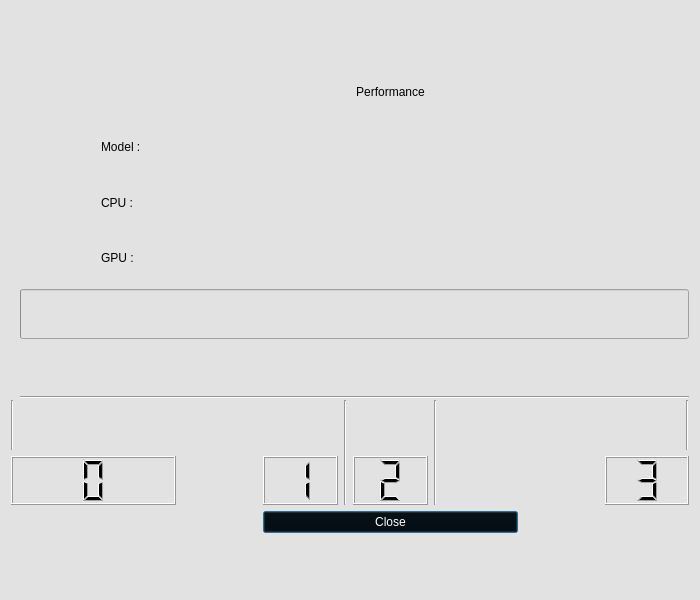
The window that apps/cloud_inference/client_app/inference_panel.ui (japarada/MIVisionX) describes before a commit, drawn with Qt 5.
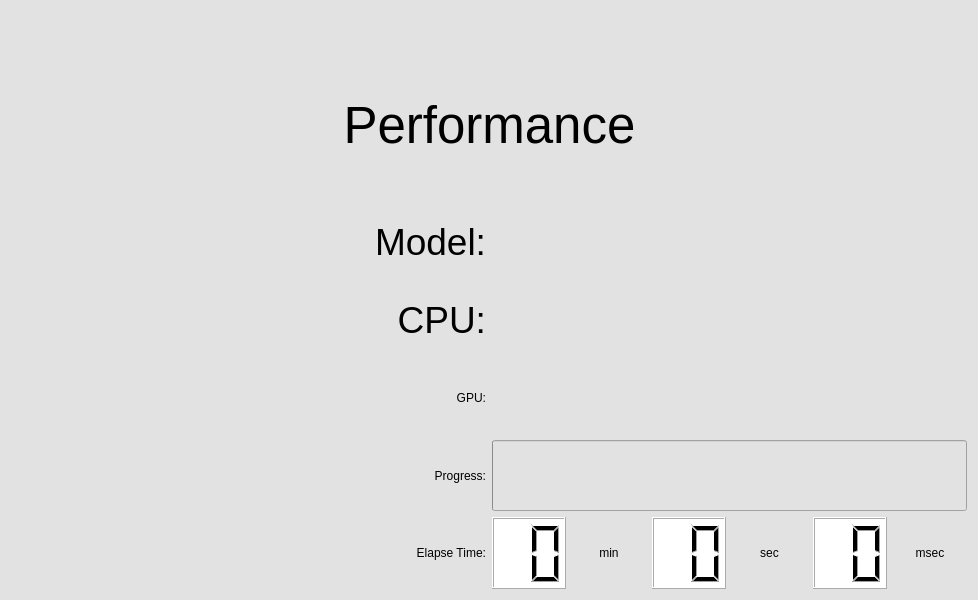
The same window after the commit. Icons and pictures are not drawn.

What changed in the file:
```diff
--- a/apps/cloud_inference/client_app/inference_panel.ui
+++ b/apps/cloud_inference/client_app/inference_panel.ui
@@ -6,7 +6,7 @@
    <rect>
     <x>0</x>
     <y>0</y>
-    <width>700</width>
+    <width>978</width>
     <height>600</height>
    </rect>
   </property>
@@ -16,64 +16,22 @@
   <property name="styleSheet">
    <string notr="true">background-color: rgb(226, 226, 226);</string>
   </property>
-  <layout class="QGridLayout" name="gridLayout_2">
-   <item row="2" column="4" colspan="8">
-    <widget class="QLabel" name="modelName_label">
+  <layout class="QGridLayout" name="gridLayout">
+   <item row="11" column="0" colspan="2">
+    <widget class="QLabel" name="ElapsedTime_label">
      <property name="styleSheet">
-      <string notr="true">color: rgb(170, 0, 0);
-font: 75 28pt &quot;Ubuntu&quot;;</string>
-     </property>
-     <property name="text">
-      <string/>
-     </property>
-    </widget>
-   </item>
-   <item row="4" column="2" colspan="2">
-    <widget class="QLabel" name="NGPU_label">
-     <property name="styleSheet">
       <string notr="true">color: rgb(0, 0, 0);
 font: 75 28pt &quot;Ubuntu&quot;;</string>
      </property>
      <property name="text">
-      <string>GPU :</string>
+      <string>Elapse Time:</string>
      </property>
-    </widget>
-   </item>
-   <item row="7" column="11">
-    <widget class="Line" name="line_5">
-     <property name="styleSheet">
-      <string notr="true">color: rgb(0, 0, 0);</string>
+     <property name="alignment">
+      <set>Qt::AlignRight|Qt::AlignTrailing|Qt::AlignVCenter</set>
      </property>
-     <property name="orientation">
-      <enum>Qt::Vertical</enum>
-     </property>
     </widget>
    </item>
-   <item row="8" column="0" colspan="3">
-    <widget class="QLCDNumber" name="lcdNumber_0">
-     <property name="styleSheet">
-      <string notr="true">color: rgb(0, 0, 0);</string>
-     </property>
-     <property name="frameShadow">
-      <enum>QFrame::Raised</enum>
-     </property>
-     <property name="digitCount">
-      <number>1</number>
-     </property>
-    </widget>
-   </item>
-   <item row="6" column="1" rowspan="2" colspan="11">
-    <widget class="Line" name="line">
-     <property name="styleSheet">
-      <string notr="true">color: rgb(0, 0, 0);
-</string>
-     </property>
-     <property name="orientation">
-      <enum>Qt::Horizontal</enum>
-     </property>
-    </widget>
-   </item>
-   <item row="4" column="6" colspan="6">
+   <item row="8" column="2">
     <widget class="QLabel" name="GPUName_label">
      <property name="styleSheet">
       <string notr="true">color: rgb(170, 0, 0);
@@ -84,8 +42,141 @@
      </property>
     </widget>
    </item>
-   <item row="1" column="3" colspan="7">
+   <item row="11" column="2" colspan="2">
+    <layout class="QHBoxLayout" name="horizontalLayout">
+     <item>
+      <widget class="QLCDNumber" name="mLCDNumber">
+       <property name="sizePolicy">
+        <sizepolicy hsizetype="Preferred" vsizetype="Preferred">
+         <horstretch>0</horstretch>
+         <verstretch>0</verstretch>
+        </sizepolicy>
+       </property>
+       <property name="maximumSize">
+        <size>
+         <width>75</width>
+         <height>80</height>
+        </size>
+       </property>
+       <property name="styleSheet">
+        <string notr="true">background-color: rgb(255, 255, 255);
+color: rgb(0, 0, 0);</string>
+       </property>
+       <property name="smallDecimalPoint">
+        <bool>false</bool>
+       </property>
+       <property name="digitCount">
+        <number>2</number>
+       </property>
+      </widget>
+     </item>
+     <item>
+      <widget class="QLabel" name="min_label">
+       <property name="styleSheet">
+        <string notr="true">color: rgb(0, 0, 0);
+font: 75 28pt &quot;Ubuntu&quot;;</string>
+       </property>
+       <property name="text">
+        <string>min</string>
+       </property>
+       <property name="alignment">
+        <set>Qt::AlignCenter</set>
+       </property>
+      </widget>
+     </item>
+     <item>
+      <widget class="QLCDNumber" name="sLCDNumber">
+       <property name="sizePolicy">
+        <sizepolicy hsizetype="Preferred" vsizetype="Preferred">
+         <horstretch>0</horstretch>
+         <verstretch>0</verstretch>
+        </sizepolicy>
+       </property>
+       <property name="maximumSize">
+        <size>
+         <width>75</width>
+         <height>80</height>
+        </size>
+       </property>
+       <property name="styleSheet">
+        <string notr="true">background-color: rgb(255, 255, 255);
+color: rgb(0, 0, 0);</string>
+       </property>
+       <property name="smallDecimalPoint">
+        <bool>false</bool>
+       </property>
+       <property name="digitCount">
+        <number>2</number>
+       </property>
+      </widget>
+     </item>
+     <item>
+      <widget class="QLabel" name="sec_label">
+       <property name="styleSheet">
+        <string notr="true">color: rgb(0, 0, 0);
+font: 75 28pt &quot;Ubuntu&quot;;</string>
+       </property>
+       <property name="text">
+        <string>sec</string>
+       </property>
+       <property name="alignment">
+        <set>Qt::AlignCenter</set>
+       </property>
+      </widget>
+     </item>
+     <item>
+      <widget class="QLCDNumber" name="msLCDNumber">
+       <property name="sizePolicy">
+        <sizepolicy hsizetype="Preferred" vsizetype="Preferred">
+         <horstretch>0</horstretch>
+         <verstretch>0</verstretch>
+        </sizepolicy>
+       </property>
+       <property name="maximumSize">
+        <size>
+         <width>75</width>
+         <height>80</height>
+        </size>
+       </property>
+       <property name="styleSheet">
+        <string notr="true">background-color: rgb(255, 255, 255);
+color: rgb(0, 0, 0);</string>
+       </property>
+       <property name="smallDecimalPoint">
+        <bool>false</bool>
+       </property>
+       <property name="digitCount">
+        <number>2</number>
+       </property>
+      </widget>
+     </item>
+     <item>
+      <widget class="QLabel" name="msec_label">
+       <property name="styleSheet">
+        <string notr="true">color: rgb(0, 0, 0);
+font: 75 28pt &quot;Ubuntu&quot;;</string>
+       </property>
+       <property name="text">
+        <string>msec</string>
+       </property>
+       <property name="alignment">
+        <set>Qt::AlignCenter</set>
+       </property>
+      </widget>
+     </item>
+    </layout>
+   </item>
+   <item row="1" column="1" colspan="2">
     <widget class="QLabel" name="header_label">
+     <property name="font">
+      <font>
+       <family>Ubuntu</family>
+       <pointsize>38</pointsize>
+       <weight>9</weight>
+       <italic>false</italic>
+       <bold>false</bold>
+      </font>
+     </property>
      <property name="styleSheet">
       <string notr="true">color: rgb(0, 0, 0);
 font: 75 38pt &quot;Ubuntu&quot;;</string>
@@ -98,56 +189,84 @@
      </property>
     </widget>
    </item>
-   <item row="8" column="4">
-    <widget class="QLCDNumber" name="lcdNumber_1">
-     <property name="styleSheet">
-      <string notr="true">color: rgb(0, 0, 0);</string>
-     </property>
-     <property name="digitCount">
-      <number>1</number>
-     </property>
-     <property name="intValue" stdset="0">
-      <number>1</number>
-     </property>
-    </widget>
-   </item>
-   <item row="2" column="2" colspan="2">
-    <widget class="QLabel" name="Model_label">
-     <property name="styleSheet">
-      <string notr="true">color: rgb(0, 0, 0);
-font: 75 28pt &quot;Ubuntu&quot;;</string>
-     </property>
-     <property name="text">
-      <string>Model :</string>
-     </property>
-    </widget>
-   </item>
-   <item row="9" column="4" colspan="5">
-    <layout class="QGridLayout" name="gridLayout">
-     <item row="0" column="0">
-      <widget class="QPushButton" name="close_pushButton">
-       <property name="styleSheet">
-        <string notr="true">background-color: rgb(0, 0, 0);
-color: rgb(255, 255, 255);</string>
+   <item row="0" column="0" colspan="4">
+    <layout class="QHBoxLayout" name="horizontalLayout_4">
+     <item>
+      <widget class="QLabel" name="label">
+       <property name="sizePolicy">
+        <sizepolicy hsizetype="Minimum" vsizetype="Minimum">
+         <horstretch>0</horstretch>
+         <verstretch>0</verstretch>
+        </sizepolicy>
        </property>
        <property name="text">
-        <string>Close</string>
+        <string/>
+       </property>
+       <property name="pixmap">
+        <pixmap resource="resources.qrc">:/images/AMD Radeon Instinct.png</pixmap>
+       </property>
+       <property name="alignment">
+        <set>Qt::AlignCenter</set>
+       </property>
+      </widget>
+     </item>
+     <item>
+      <widget class="QLabel" name="label_2">
+       <property name="sizePolicy">
+        <sizepolicy hsizetype="Minimum" vsizetype="Minimum">
+         <horstretch>0</horstretch>
+         <verstretch>0</verstretch>
+        </sizepolicy>
+       </property>
+       <property name="text">
+        <string/>
+       </property>
+       <property name="pixmap">
+        <pixmap resource="resources.qrc">:/images/MIVisionX.png</pixmap>
+       </property>
+       <property name="alignment">
+        <set>Qt::AlignCenter</set>
+       </property>
+      </widget>
+     </item>
+     <item>
+      <widget class="QLabel" name="label_3">
+       <property name="sizePolicy">
+        <sizepolicy hsizetype="Minimum" vsizetype="Minimum">
+         <horstretch>0</horstretch>
+         <verstretch>0</verstretch>
+        </sizepolicy>
+       </property>
+       <property name="text">
+        <string/>
+       </property>
+       <property name="pixmap">
+        <pixmap resource="resources.qrc">:/images/EPYC-blue.png</pixmap>
+       </property>
+       <property name="alignment">
+        <set>Qt::AlignCenter</set>
        </property>
       </widget>
      </item>
     </layout>
    </item>
-   <item row="7" column="0">
-    <widget class="Line" name="line_2">
-     <property name="styleSheet">
-      <string notr="true">color: rgb(0, 0, 0);</string>
-     </property>
+   <item row="2" column="1">
+    <spacer name="verticalSpacer">
      <property name="orientation">
       <enum>Qt::Vertical</enum>
      </property>
-    </widget>
+     <property name="sizeType">
+      <enum>QSizePolicy::Fixed</enum>
+     </property>
+     <property name="sizeHint" stdset="0">
+      <size>
+       <width>20</width>
+       <height>40</height>
+      </size>
+     </property>
+    </spacer>
    </item>
-   <item row="5" column="1" colspan="11">
+   <item row="9" column="2" colspan="2">
     <widget class="QProgressBar" name="progressBar">
      <property name="sizePolicy">
       <sizepolicy hsizetype="Preferred" vsizetype="Preferred">
@@ -166,17 +285,7 @@
      </property>
     </widget>
    </item>
-   <item row="7" column="5" rowspan="2">
-    <widget class="Line" name="line_3">
-     <property name="styleSheet">
-      <string notr="true">color: rgb(0, 0, 0);</string>
-     </property>
-     <property name="orientation">
-      <enum>Qt::Vertical</enum>
-     </property>
-    </widget>
-   </item>
-   <item row="3" column="6" colspan="6">
+   <item row="7" column="2">
     <widget class="QLabel" name="CPUName_label">
      <property name="styleSheet">
       <string notr="true">color: rgb(170, 0, 0);
@@ -187,54 +296,8 @@
      </property>
     </widget>
    </item>
-   <item row="8" column="6">
-    <widget class="QLCDNumber" name="lcdNumber_2">
-     <property name="styleSheet">
-      <string notr="true">color: rgb(0, 0, 0);</string>
-     </property>
-     <property name="digitCount">
-      <number>1</number>
-     </property>
-     <property name="intValue" stdset="0">
-      <number>2</number>
-     </property>
-    </widget>
-   </item>
-   <item row="0" column="0" colspan="3">
-    <widget class="QLabel" name="logo_label_2">
-     <property name="text">
-      <string/>
-     </property>
-     <property name="pixmap">
-      <pixmap>:/images/AMD_NEW_logo_150.png</pixmap>
-     </property>
-    </widget>
-   </item>
-   <item row="8" column="10" colspan="2">
-    <widget class="QLCDNumber" name="lcdNumber_3">
-     <property name="styleSheet">
-      <string notr="true">color: rgb(0, 0, 0);</string>
-     </property>
-     <property name="digitCount">
-      <number>1</number>
-     </property>
-     <property name="intValue" stdset="0">
-      <number>3</number>
-     </property>
-    </widget>
-   </item>
-   <item row="7" column="7" rowspan="2">
-    <widget class="Line" name="line_4">
-     <property name="styleSheet">
-      <string notr="true">color: rgb(0, 0, 0);</string>
-     </property>
-     <property name="orientation">
-      <enum>Qt::Vertical</enum>
-     </property>
-    </widget>
-   </item>
-   <item row="10" column="9" colspan="3">
-    <widget class="QLabel" name="elapsedTime_label">
+   <item row="6" column="2">
+    <widget class="QLabel" name="modelName_label">
      <property name="styleSheet">
       <string notr="true">color: rgb(170, 0, 0);
 font: 75 28pt &quot;Ubuntu&quot;;</string>
@@ -244,14 +307,77 @@
      </property>
     </widget>
    </item>
-   <item row="3" column="2" colspan="2">
-    <widget class="QLabel" name="NCPU_label">
+   <item row="9" column="1">
+    <widget class="QLabel" name="Progress_label">
      <property name="styleSheet">
       <string notr="true">color: rgb(0, 0, 0);
 font: 75 28pt &quot;Ubuntu&quot;;</string>
      </property>
      <property name="text">
-      <string>CPU :</string>
+      <string>Progress:</string>
+     </property>
+     <property name="alignment">
+      <set>Qt::AlignRight|Qt::AlignTrailing|Qt::AlignVCenter</set>
+     </property>
+    </widget>
+   </item>
+   <item row="8" column="1">
+    <widget class="QLabel" name="GPU_label">
+     <property name="styleSheet">
+      <string notr="true">color: rgb(0, 0, 0);
+font: 75 28pt &quot;Ubuntu&quot;;</string>
+     </property>
+     <property name="text">
+      <string>GPU:</string>
+     </property>
+     <property name="alignment">
+      <set>Qt::AlignRight|Qt::AlignTrailing|Qt::AlignVCenter</set>
+     </property>
+    </widget>
+   </item>
+   <item row="7" column="1">
+    <widget class="QLabel" name="CPU_label">
+     <property name="font">
+      <font>
+       <family>Ubuntu</family>
+       <pointsize>28</pointsize>
+       <weight>9</weight>
+       <italic>false</italic>
+       <bold>false</bold>
+      </font>
+     </property>
+     <property name="styleSheet">
+      <string notr="true">color: rgb(0, 0, 0);
+font: 75 28pt &quot;Ubuntu&quot;;</string>
+     </property>
+     <property name="text">
+      <string>CPU:</string>
+     </property>
+     <property name="alignment">
+      <set>Qt::AlignRight|Qt::AlignTrailing|Qt::AlignVCenter</set>
+     </property>
+    </widget>
+   </item>
+   <item row="6" column="1">
+    <widget class="QLabel" name="Model_label">
+     <property name="font">
+      <font>
+       <family>Ubuntu</family>
+       <pointsize>28</pointsize>
+       <weight>9</weight>
+       <italic>false</italic>
+       <bold>false</bold>
+      </font>
+     </property>
+     <property name="styleSheet">
+      <string notr="true">color: rgb(0, 0, 0);
+font: 75 28pt &quot;Ubuntu&quot;;</string>
+     </property>
+     <property name="text">
+      <string>Model:</string>
+     </property>
+     <property name="alignment">
+      <set>Qt::AlignRight|Qt::AlignTrailing|Qt::AlignVCenter</set>
      </property>
     </widget>
    </item>
```
Left out of the diff: 4 changed lines with no effect on the pictures.
